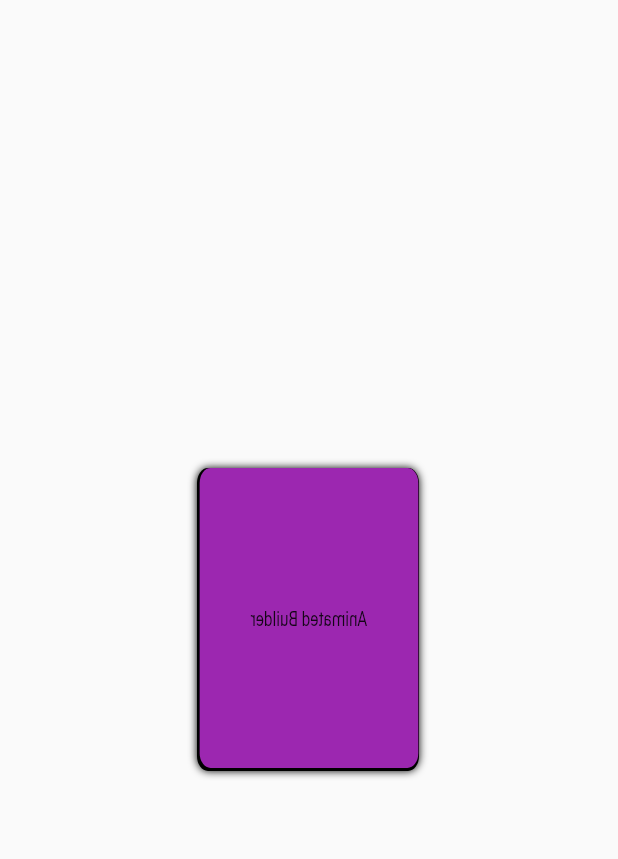
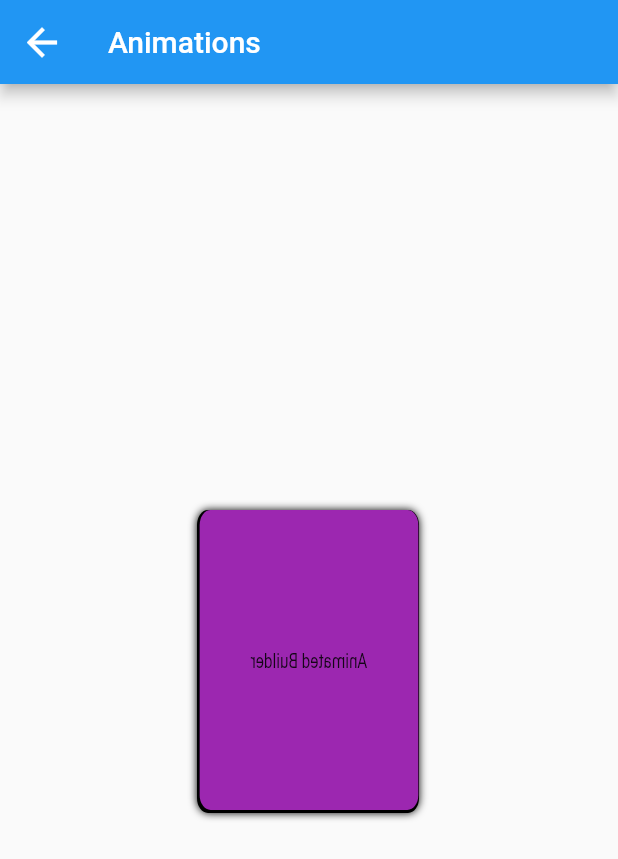
Before and after one commit to alxayeed/flutter-animation-graphics, a Flutter app: the AnimatedBuilderScreen screen opened directly, on a phone screen of 412 x 824 dp. Shown: the top 859 px of the screen. Run offline on Flutter 3.47's test engine with Material 2 defaults, Android fonts, the phone set to English and light mode, and no system bars.

Commit message:
UI updated

```diff
--- a/lib/screens/animated_builder.dart
+++ b/lib/screens/animated_builder.dart
@@ -34,7 +34,18 @@ class _AnimatedBuilderScreen extends State<AnimatedBuilderScreen> with TickerPro
 
   @override
   Widget build(BuildContext context) {
-    return Center(
+    return Scaffold(
+      appBar: AppBar(
+        title: const Text("Animations"),
+        leading: IconButton(
+          icon: const Icon(Icons.arrow_back),
+          iconSize: 30.0,
+          onPressed: () {
+            Navigator.pop(context);
+          },
+        ),
+      ),
+      body: Center(
             child: AnimatedBuilder(
               animation: _controller,
               builder: (BuildContext context, Widget? child) {
@@ -63,6 +74,7 @@ class _AnimatedBuilderScreen extends State<AnimatedBuilderScreen> with TickerPro
                 );
               },
             ),
+          ),
     );
   }
 }
```
Also changed, not shown: lib/main.dart (+54 -1 lines), lib/screens/3d_animation.dart (+13 -1 lines), lib/screens/chained_animation_screen.dart (+13 -1 lines). Lines whose indentation alone changed are shown as unchanged.
